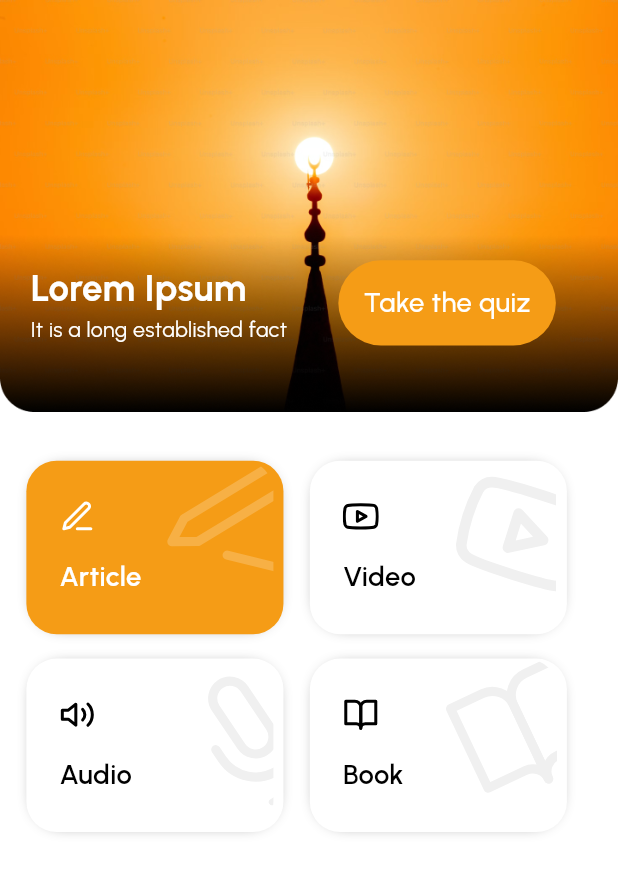
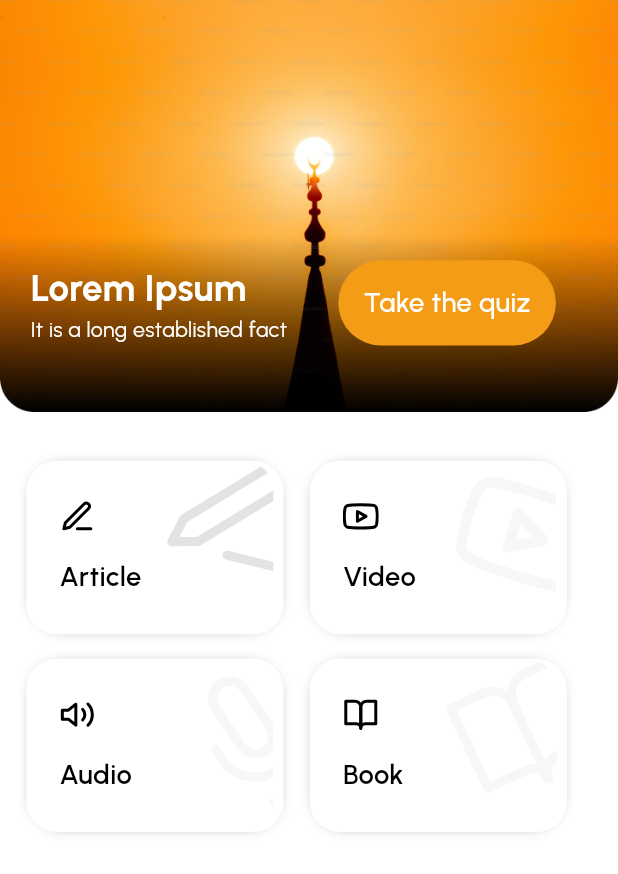
Before and after one commit to xasanov1716/Nabeey, a Flutter app: the TabBox screen opened by its route, after a tap on "Lorem Ipsum", on a phone screen of 412 x 824 dp. Shown: the top 874 px of the screen. Run offline on Flutter 3.47's test engine with Material 2 defaults, Android fonts, the phone set to English and light mode, and no system bars; drawn by our look-alikes of zoom_tap_animation; our stand-ins replace flutter_screenutil, flutter_svg, shared_preferences; accounts and stored records are empty.

Commit message:
some changes

```diff
--- a/lib/ui/tab/app_routes.dart
+++ b/lib/ui/tab/app_routes.dart
@@ -22,7 +22,7 @@ class AppRoutes {
     switch (settings.name) {
       case RouteNames.tabBox:
         return MaterialPageRoute(
-          builder: (context) => const TabBox(),
+          builder: (context) =>  TabBox(),
         );
       case RouteNames.article:
         return MaterialPageRoute(builder: (context) => const ArticlesScreen());
--- a/lib/ui/tab/home/sub_screens/articles/articles_screen.dart
+++ b/lib/ui/tab/home/sub_screens/articles/articles_screen.dart
@@ -13,6 +13,8 @@ class ArticlesScreen extends StatefulWidget {
 }
 
 class _ArticlesScreenState extends State<ArticlesScreen> {
+  int selectedContainer = 0;
+
   @override
   Widget build(BuildContext context) {
     double height = MediaQuery.of(context).size.height;
@@ -85,37 +87,93 @@ class _ArticlesScreenState extends State<ArticlesScreen> {
               children: [
                 Row(
                   children: [
-                    const GlobalContainer(
-                        image: AppIcons.articleBackground,
-                        imageEdit: AppIcons.article,
-                        text: "Article",
-                        color: AppColors.C_F59C16,
-                        textColor: AppColors.white),
+                    ZoomTapAnimation(
+                      onTap: () {
+                        setState(() {
+                          selectedContainer = 1;
+                        });
+                      },
+                      child: GlobalContainer(
+                          iconColor: selectedContainer == 1
+                              ? AppColors.white
+                              : AppColors.black,
+                          imageBackground: AppIcons.articleBackground,
+                          image: AppIcons.article,
+                          text: "Article",
+                          color: selectedContainer == 1
+                              ? AppColors.C_F59C16
+                              : AppColors.white,
+                          textColor: selectedContainer == 1
+                              ? AppColors.white
+                              : AppColors.black),
+                    ),
                     SizedBox(width: width * (16 / 375)),
-                    const GlobalContainer(
-                        image: AppIcons.youtubeBackground,
-                        imageEdit: AppIcons.youtube,
-                        text: "Video",
-                        color: AppColors.white,
-                        textColor: AppColors.black),
+                    ZoomTapAnimation(
+                      onTap: () {
+                        setState(() {
+                          selectedContainer = 2;
+                        });
+                      },
+                      child: GlobalContainer(
+                          iconColor: selectedContainer == 2
+                              ? AppColors.white
+                              : AppColors.black,
+                          imageBackground: AppIcons.youtubeBackground,
+                          image: AppIcons.youtube,
+                          text: "Video",
+                          color: selectedContainer == 2
+                              ? AppColors.C_F59C16
+                              : AppColors.white,
+                          textColor: selectedContainer == 2
+                              ? AppColors.white
+                              : AppColors.black),
+                    ),
                   ],
                 ),
                 SizedBox(height: height * (16 / 812)),
                 Row(
                   children: [
-                    const GlobalContainer(
-                        image: AppIcons.audioBackground,
-                        imageEdit: AppIcons.audio,
-                        text: "Audio",
-                        color: AppColors.white,
-                        textColor: AppColors.black),
+                    ZoomTapAnimation(
+                      onTap: () {
+                        setState(() {
+                          selectedContainer = 3;
+                        });
+                      },
+                      child: GlobalContainer(
+                          iconColor: selectedContainer == 3
+                              ? AppColors.white
+                              : AppColors.black,
+                          imageBackground: AppIcons.audioBackground,
+                          image: AppIcons.audio,
+                          text: "Audio",
+                          color: selectedContainer == 3
+                              ? AppColors.C_F59C16
+                              : AppColors.white,
+                          textColor: selectedContainer == 3
+                              ? AppColors.white
+                              : AppColors.black),
+                    ),
                     SizedBox(width: width * (16 / 375)),
-                    const GlobalContainer(
-                        image: AppIcons.bookBackground,
-                        imageEdit: AppIcons.book,
-                        text: "Book",
-                        color: AppColors.white,
-                        textColor: AppColors.black),
+                    ZoomTapAnimation(
+                      onTap: () {
+                        setState(() {
+                          selectedContainer = 4;
+                        });
+                      },
+                      child: GlobalContainer(
+                          iconColor: selectedContainer == 4
+                              ? AppColors.white
+                              : AppColors.black,
+                          imageBackground: AppIcons.bookBackground,
+                          image: AppIcons.book,
+                          text: "Book",
+                          color: selectedContainer == 4
+                              ? AppColors.C_F59C16
+                              : AppColors.white,
+                          textColor: selectedContainer == 4
+                              ? AppColors.white
+                              : AppColors.black),
+                    ),
                   ],
                 ),
               ],
--- a/lib/ui/tab/home/sub_screens/articles/widgets/global_container.dart
+++ b/lib/ui/tab/home/sub_screens/articles/widgets/global_container.dart
@@ -5,17 +5,19 @@ import 'package:flutter_svg/flutter_svg.dart';
 class GlobalContainer extends StatelessWidget {
   const GlobalContainer(
       {super.key,
+      required this.imageBackground,
       required this.image,
-      required this.imageEdit,
       required this.text,
       required this.color,
-      required this.textColor});
+      required this.textColor,
+      required this.iconColor});
 
+  final String imageBackground;
   final String image;
-  final String imageEdit;
   final String text;
   final Color color;
   final Color textColor;
+  final Color iconColor;
 
   @override
   Widget build(BuildContext context) {
@@ -33,14 +35,17 @@ class GlobalContainer extends StatelessWidget {
       ),
       child: Stack(
         children: [
-          SvgPicture.asset(image, width: double.infinity),
+          SvgPicture.asset(imageBackground,
+              colorFilter:
+                  const ColorFilter.mode(Colors.black54, BlendMode.srcIn),
+              width: double.infinity),
           Padding(
             padding: EdgeInsets.symmetric(horizontal: 20.w),
             child: Column(
               crossAxisAlignment: CrossAxisAlignment.start,
               children: [
                 SizedBox(height: height * (25 / 812)),
-                SvgPicture.asset(imageEdit),
+                SvgPicture.asset(image, color: iconColor),
                 SizedBox(height: height * (15 / 812)),
                 Text(
                   text,
--- a/lib/ui/tab/tab_box.dart
+++ b/lib/ui/tab/tab_box.dart
@@ -2,6 +2,7 @@ import 'package:contest_app/ui/tab/home/home_screen.dart';
 import 'package:contest_app/ui/tab/profile/profile_screen.dart';
 import 'package:contest_app/ui/tab/quiz/quiz_screen.dart';
 import 'package:contest_app/ui/tab/rating/rating_screen.dart';
+import 'package:contest_app/utils/colors.dart';
 import 'package:contest_app/utils/icons.dart';
 import 'package:flutter/material.dart';
 import 'package:flutter_svg/flutter_svg.dart';
@@ -31,11 +32,12 @@ class _TabBoxState extends State<TabBox> {
 
   @override
   Widget build(BuildContext context) {
-
+    double height = MediaQuery.of(context).size.height;
+    double width = MediaQuery.of(context).size.width;
     return Scaffold(
       body: screens[currentIndex],
       bottomNavigationBar: Container(
-        height: 70,
+        height: height*(70/812),
         decoration: const BoxDecoration(
           borderRadius: BorderRadius.only(
               topRight: Radius.circular(20), topLeft: Radius.circular(20)),
@@ -49,12 +51,11 @@ class _TabBoxState extends State<TabBox> {
             topRight: Radius.circular(20),
           ),
           child: BottomNavigationBar(
-            // unselectedLabelStyle: TextStyle(
-            //     fontWeight: FontWeight.w500,
-            //     fontSize: 14,
-            //     color: AppColors.C_F59C16,
-            //     fontFamily: "Poppins"
-            // ),
+            type: BottomNavigationBarType.fixed,
+            unselectedItemColor: Colors.black,
+            selectedItemColor: AppColors.C_F59C16,
+            unselectedIconTheme: IconThemeData(color: AppColors.black),
+            selectedIconTheme: IconThemeData(color: AppColors.C_F59C16),
 
             items: [
               BottomNavigationBarItem(
```
